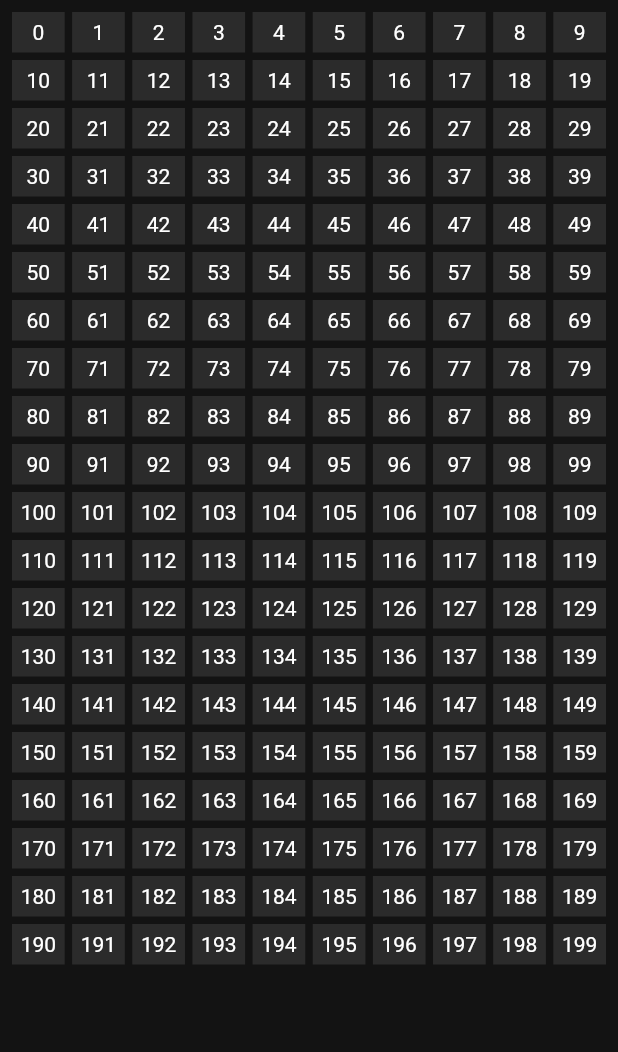
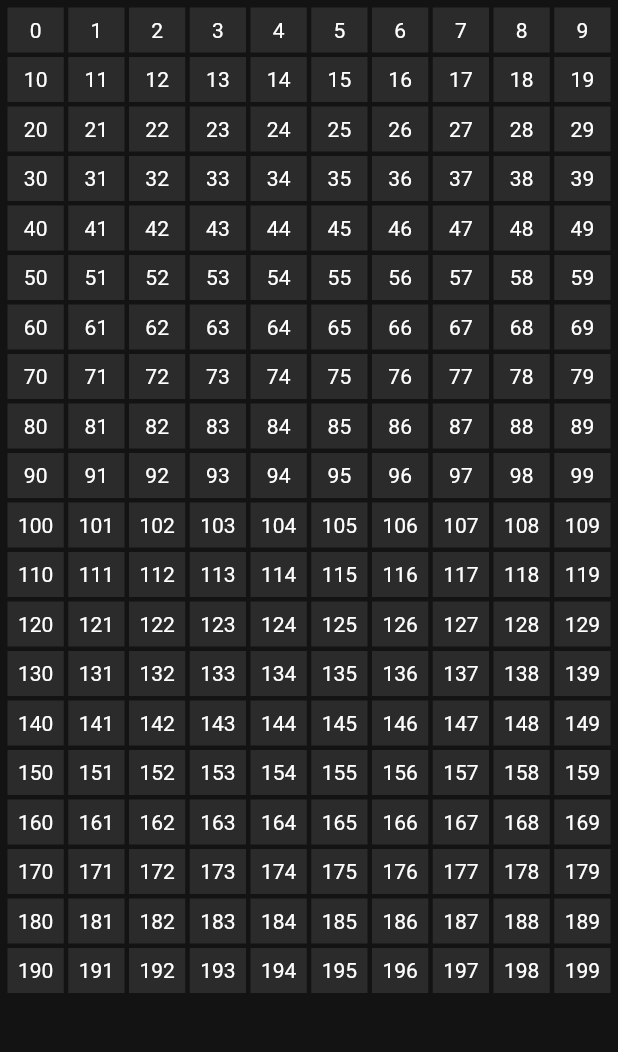
Before and after one commit to nayefradwi/tetris_flutter, a Flutter app: the screen it shows after launch, on a phone screen of 412 x 824 dp, the part 102-1154 px from its top. Run offline on Flutter 3.47's test engine with Material 2 defaults, Android fonts, the phone set to English and light mode, and no system bars.

Commit message:
partially finished the responsive gameboard

```diff
--- a/lib/UI/game.screen.dart
+++ b/lib/UI/game.screen.dart
@@ -36,7 +36,7 @@ class _GameScreenState extends State<GameScreen> {
               Expanded(
                 child: Row(
                   mainAxisAlignment: MainAxisAlignment.center,
-                  crossAxisAlignment: CrossAxisAlignment.center,
+                  crossAxisAlignment: CrossAxisAlignment.stretch,
                   children: [
                     // game board
                     Expanded(child: GameBoard())
--- a/lib/UI/gameboard.widget.dart
+++ b/lib/UI/gameboard.widget.dart
@@ -20,16 +20,21 @@ class _GameBoardState extends State<GameBoard> {
 
   @override
   Widget build(BuildContext context) {
-    var size = MediaQuery.of(context).size;
-    return Padding(
-      padding: const EdgeInsets.fromLTRB(8.0, 8.0, 8.0, 10),
-      child: GridView.count(
-        crossAxisSpacing: 5,
-        mainAxisSpacing: 5,
-        childAspectRatio: (size.height / size.width * 0.65),
-        physics: NeverScrollableScrollPhysics(),
-        crossAxisCount: 10,
-        children: pixels,
+    return GestureDetector(
+      child: Container(
+        child: GridView.builder(
+          physics: NeverScrollableScrollPhysics(),
+          itemCount: pixels.length,
+          padding: EdgeInsets.fromLTRB(5, 5, 5, 0),
+          gridDelegate: SliverGridDelegateWithFixedCrossAxisCount(
+              childAspectRatio: 1.25,
+              crossAxisCount: 10,
+              crossAxisSpacing: 3,
+              mainAxisSpacing: 3),
+          itemBuilder: (context, index) {
+            return pixels[index];
+          },
+        ),
       ),
     );
   }
--- a/lib/UI/pixel.widget.dart
+++ b/lib/UI/pixel.widget.dart
@@ -16,6 +16,11 @@ class PixelWidget extends StatefulWidget {
 class _PixelWidgetState extends State<PixelWidget> {
   @override
   Widget build(BuildContext context) {
+    // height of each pixel = 0.05 original height
+    // width =
+    // var size = MediaQuery.of(context).size;
+    // print(size.width);
+    // print(size.height);
     return Container(
       color: Colors.white10,
       child: Visibility(
```
